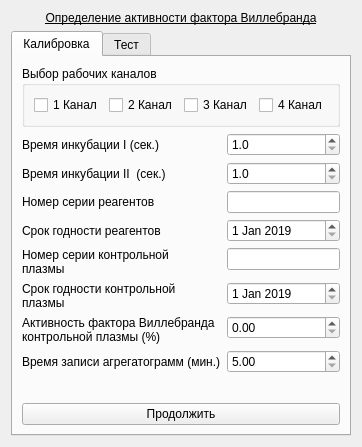
Old version of the form choisedialog/agr2.ui in the repository krang4d/Agrekola.
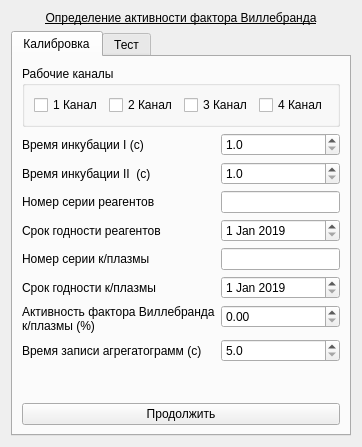
New version of the form. The open tabs and pages were chosen to show the change.

The edit to the form file:
```diff
--- a/choisedialog/agr2.ui
+++ b/choisedialog/agr2.ui
@@ -37,7 +37,7 @@
        <item>
         <widget class="QGroupBox" name="groupBox_calibChls">
          <property name="title">
-          <string>Выбор рабочих каналов</string>
+          <string>Рабочие каналы</string>
          </property>
          <layout class="QHBoxLayout" name="horizontalLayout">
           <item>
@@ -76,14 +76,14 @@
          <item row="0" column="0">
           <widget class="QLabel" name="label_calib_1">
            <property name="text">
-            <string>Время инкубации I (сек.)</string>
+            <string>Время инкубации I (с)</string>
            </property>
           </widget>
          </item>
          <item row="1" column="0">
           <widget class="QLabel" name="label_calib_2">
            <property name="text">
-            <string>Время инкубации II  (сек.)</string>
+            <string>Время инкубации II  (с)</string>
            </property>
           </widget>
          </item>
@@ -118,8 +118,7 @@
          <item row="4" column="0">
           <widget class="QLabel" name="label_calib_5">
            <property name="text">
-            <string>Номер серии контрольной
-плазмы</string>
+            <string>Номер серии к/плазмы</string>
            </property>
           </widget>
          </item>
@@ -129,8 +128,7 @@
          <item row="5" column="0">
           <widget class="QLabel" name="label_calib_6">
            <property name="text">
-            <string>Срок годности контрольной
-плазмы</string>
+            <string>Срок годности к/плазмы</string>
            </property>
           </widget>
          </item>
@@ -149,14 +147,14 @@
           <widget class="QLabel" name="label_calib_7">
            <property name="text">
             <string>Активность фактора Виллебранда
-контрольной плазмы (%)</string>
+к/плазмы (%)</string>
            </property>
           </widget>
          </item>
          <item row="7" column="0">
           <widget class="QLabel" name="label_calib_8">
            <property name="text">
-            <string>Время записи агрегатограмм (мин.)</string>
+            <string>Время записи агрегатограмм (с)</string>
            </property>
           </widget>
          </item>
@@ -182,6 +180,9 @@
          </item>
          <item row="7" column="1">
           <widget class="QDoubleSpinBox" name="doubleSpinBox_calibWriteTime">
+           <property name="decimals">
+            <number>1</number>
+           </property>
            <property name="minimum">
             <double>5.000000000000000</double>
            </property>
```
Left out of the diff: 6 changed lines with no effect on the pictures.
